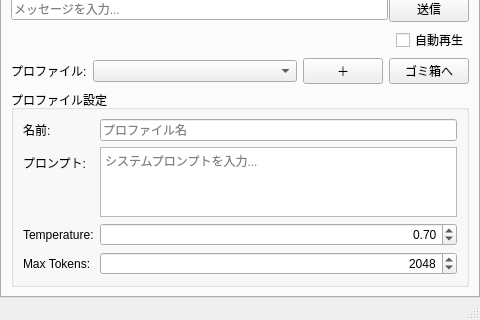
mitayuki3/flexichat, file src/MainWindow.ui: the form before one commit; both pictures show x 0 to 480 and y 160 to 480 of the 480 by 480 pixel window.
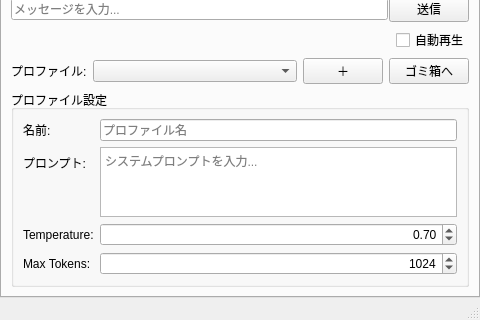
The form after the commit.

Commit message: max_tokens のステップを修正

Diff of the .ui file:
```diff
--- a/src/MainWindow.ui
+++ b/src/MainWindow.ui
@@ -239,7 +239,7 @@
               <set>Qt::AlignmentFlag::AlignRight|Qt::AlignmentFlag::AlignTrailing|Qt::AlignmentFlag::AlignVCenter</set>
              </property>
              <property name="minimum">
-              <number>64</number>
+              <number>1</number>
              </property>
              <property name="maximum">
               <number>16384</number>
@@ -248,7 +248,7 @@
               <number>128</number>
              </property>
              <property name="value">
-              <number>2048</number>
+              <number>1024</number>
              </property>
             </widget>
            </item>
```
Left out of the diff: 2 changed lines with no effect on the pictures.
